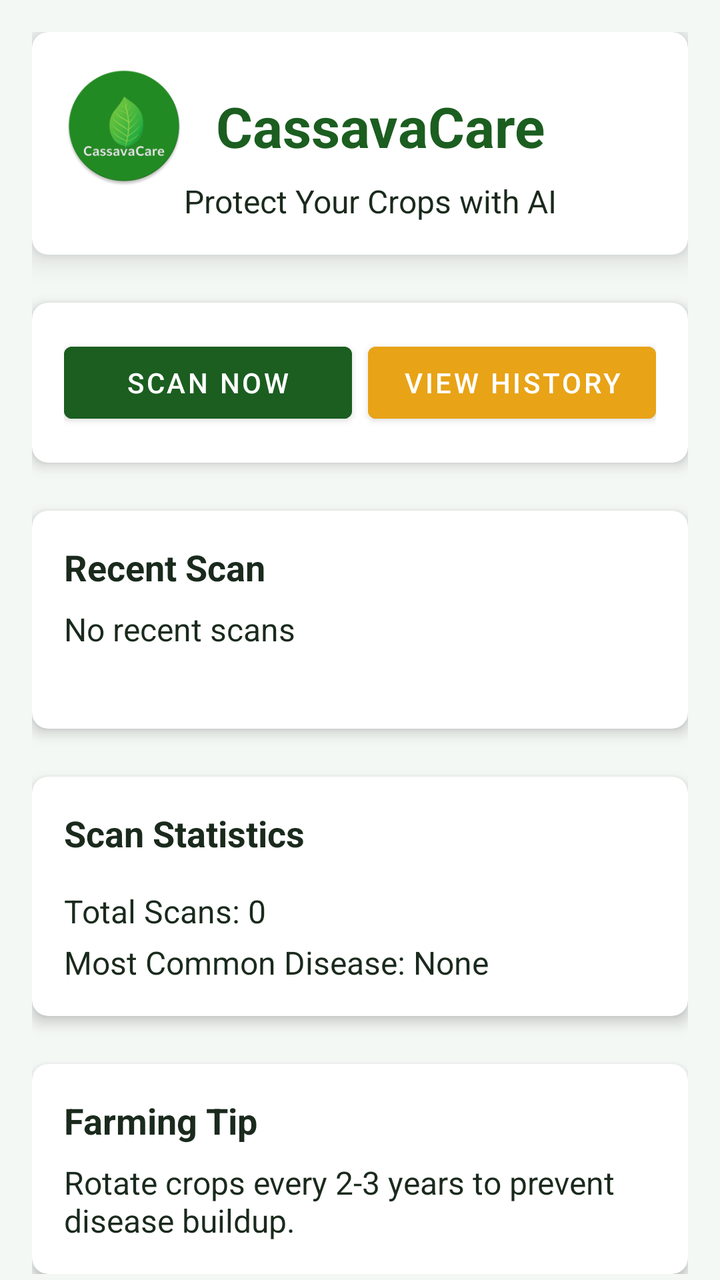
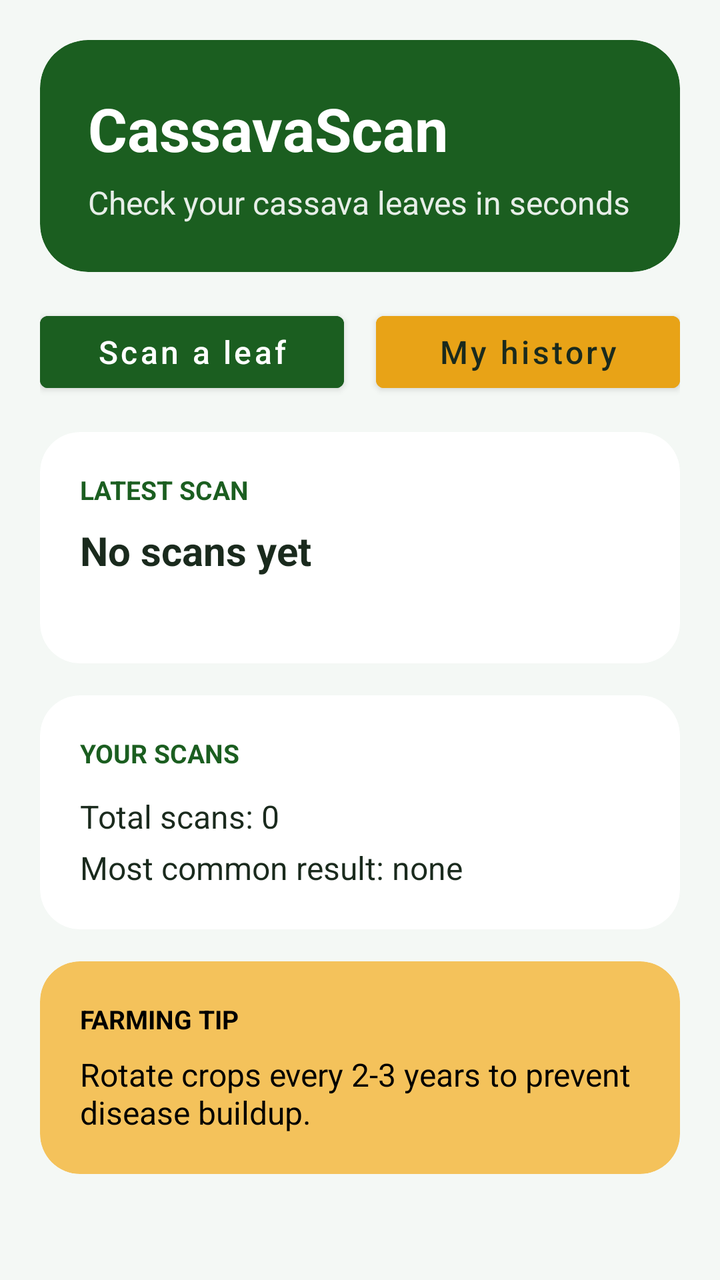

Two renders of the same Android screen: before a commit and after it. Below are the layout's source before the change and the commit's diff.
<!-- AndroidManifest.xml: application theme Theme.CassavaCare -->
<!-- res/layout/fragment_home.xml -->
<?xml version="1.0" encoding="utf-8"?>
<androidx.core.widget.NestedScrollView xmlns:android="http://schemas.android.com/apk/res/android"
    xmlns:app="http://schemas.android.com/apk/res-auto"
    android:layout_width="match_parent"
    android:layout_height="match_parent"
    android:background="?android:attr/windowBackground">

    <androidx.constraintlayout.widget.ConstraintLayout
        android:layout_width="match_parent"
        android:layout_height="wrap_content"
        android:padding="16dp">

        
        <androidx.cardview.widget.CardView
            android:id="@+id/header_card"
            android:layout_width="0dp"
            android:layout_height="wrap_content"
            app:cardCornerRadius="8dp"
            app:cardElevation="8dp"
            app:cardBackgroundColor="@color/card"
            app:layout_constraintTop_toTopOf="parent"
            app:layout_constraintLeft_toLeftOf="parent"
            app:layout_constraintRight_toRightOf="parent">

            <androidx.constraintlayout.widget.ConstraintLayout
                android:layout_width="match_parent"
                android:layout_height="wrap_content"
                android:padding="16dp">

                <ImageView
                    android:id="@+id/iv_logo"
                    android:layout_width="60dp"
                    android:layout_height="60dp"
                    android:src="@drawable/ic_logo"
                    android:contentDescription="CassavaCare Logo"
                    android:layout_marginTop="1dp"
                    app:layout_constraintTop_toTopOf="parent"
                    app:layout_constraintStart_toStartOf="parent" />

                <TextView
                    android:id="@+id/tv_header_title"
                    android:layout_width="0dp"
                    android:layout_height="wrap_content"
                    android:text="CassavaCare"
                    android:textSize="28sp"
                    android:textStyle="bold"
                    android:textColor="?attr/colorPrimary"
                    app:layout_constraintTop_toTopOf="@id/iv_logo"
                    app:layout_constraintBottom_toBottomOf="@id/iv_logo"
                    app:layout_constraintStart_toEndOf="@id/iv_logo"
                    app:layout_constraintEnd_toEndOf="parent"
                    android:layout_marginStart="16dp" />

                <TextView
                    android:id="@+id/tv_header_tagline"
                    android:layout_width="0dp"
                    android:layout_height="wrap_content"
                    android:text="Protect Your Crops with AI"
                    android:textSize="16sp"
                    android:textColor="@color/text_primary"
                    app:layout_constraintTop_toBottomOf="@id/tv_header_title"
                    app:layout_constraintStart_toEndOf="@id/iv_logo"
                    app:layout_constraintEnd_toEndOf="parent"
                    android:layout_marginTop="8dp" />
            </androidx.constraintlayout.widget.ConstraintLayout>
        </androidx.cardview.widget.CardView>

        
        <androidx.cardview.widget.CardView
            android:id="@+id/card_quick_actions"
            android:layout_width="0dp"
            android:layout_height="wrap_content"
            app:cardCornerRadius="8dp"
            app:cardElevation="4dp"
            app:cardBackgroundColor="@color/card"
            app:layout_constraintTop_toBottomOf="@id/header_card"
            app:layout_constraintLeft_toLeftOf="parent"
            app:layout_constraintRight_toRightOf="parent"
            android:layout_marginTop="24dp">

            <LinearLayout
                android:layout_width="match_parent"
                android:layout_height="wrap_content"
                android:orientation="horizontal"
                android:padding="16dp">

                <Button
                    android:id="@+id/btn_quick_scan"
                    android:layout_width="0dp"
                    android:layout_height="wrap_content"
                    android:layout_weight="1"
                    android:text="Scan Now"
                    android:backgroundTint="?attr/colorPrimary"
                    android:textColor="@android:color/white"
                    android:layout_marginEnd="8dp" />

                <Button
                    android:id="@+id/btn_view_history"
                    android:layout_width="0dp"
                    android:layout_height="wrap_content"
                    android:layout_weight="1"
                    android:text="View History"
                    android:backgroundTint="?attr/colorSecondary"
                    android:textColor="@android:color/white" />
            </LinearLayout>
        </androidx.cardview.widget.CardView>

        
        <androidx.cardview.widget.CardView
            android:id="@+id/card_recent_scan"
            android:layout_width="0dp"
            android:layout_height="wrap_content"
            app:cardCornerRadius="8dp"
            app:cardElevation="4dp"
            app:cardBackgroundColor="@color/card"
            app:layout_constraintTop_toBottomOf="@id/card_quick_actions"
            app:layout_constraintLeft_toLeftOf="parent"
            app:layout_constraintRight_toRightOf="parent"
            android:layout_marginTop="24dp">

            <androidx.constraintlayout.widget.ConstraintLayout
                android:layout_width="match_parent"
                android:layout_height="wrap_content"
                android:padding="16dp">

                <TextView
                    android:id="@+id/tv_recent_scan_title"
                    android:layout_width="wrap_content"
                    android:layout_height="wrap_content"
                    android:text="Recent Scan"
                    android:textSize="18sp"
                    android:textStyle="bold"
                    android:textColor="@color/text_primary"
                    app:layout_constraintTop_toTopOf="parent"
                    app:layout_constraintStart_toStartOf="parent" />

                <TextView
                    android:id="@+id/tv_recent_scan_result"
                    android:layout_width="wrap_content"
                    android:layout_height="wrap_content"
                    android:text="No recent scans"
                    android:textSize="16sp"
                    android:textColor="@color/text_primary"
                    app:layout_constraintTop_toBottomOf="@id/tv_recent_scan_title"
                    app:layout_constraintStart_toStartOf="parent"
                    android:layout_marginTop="8dp" />

                <TextView
                    android:id="@+id/tv_recent_scan_date"
                    android:layout_width="wrap_content"
                    android:layout_height="wrap_content"
                    android:text=""
                    android:textSize="14sp"
                    android:textColor="@color/text_secondary"
                    app:layout_constraintTop_toBottomOf="@id/tv_recent_scan_result"
                    app:layout_constraintStart_toStartOf="parent"
                    android:layout_marginTop="4dp" />
            </androidx.constraintlayout.widget.ConstraintLayout>
        </androidx.cardview.widget.CardView>

        
        <androidx.cardview.widget.CardView
            android:id="@+id/card_stats"
            android:layout_width="0dp"
            android:layout_height="wrap_content"
            app:cardCornerRadius="8dp"
            app:cardElevation="4dp"
            app:cardBackgroundColor="@color/card"
            app:layout_constraintTop_toBottomOf="@id/card_recent_scan"
            app:layout_constraintLeft_toLeftOf="parent"
            app:layout_constraintRight_toRightOf="parent"
            android:layout_marginTop="24dp">

            <androidx.constraintlayout.widget.ConstraintLayout
                android:layout_width="match_parent"
                android:layout_height="wrap_content"
                android:padding="16dp">

                <TextView
                    android:id="@+id/tv_stats_title"
                    android:layout_width="wrap_content"
                    android:layout_height="wrap_content"
                    android:text="Scan Statistics"
                    android:textSize="18sp"
                    android:textStyle="bold"
                    android:textColor="@color/text_primary"
                    app:layout_constraintTop_toTopOf="parent"
                    app:layout_constraintStart_toStartOf="parent" />

                <com.github.mikephil.charting.charts.BarChart
                    android:id="@+id/chart_scan_stats"
                    android:layout_width="match_parent"
                    android:layout_height="200dp"
                    app:layout_constraintTop_toBottomOf="@id/tv_stats_title"
                    app:layout_constraintStart_toStartOf="parent"
                    app:layout_constraintEnd_toEndOf="parent"
                    android:layout_marginTop="16dp"
                    android:visibility="gone"/>

                <TextView
                    android:id="@+id/tv_stats_total"
                    android:layout_width="wrap_content"
                    android:layout_height="wrap_content"
                    android:text="Total Scans: 0"
                    android:textSize="16sp"
                    android:textColor="@color/text_primary"
                    app:layout_constraintTop_toBottomOf="@id/chart_scan_stats"
                    app:layout_constraintStart_toStartOf="parent"
                    android:layout_marginTop="16dp" />

                <TextView
                    android:id="@+id/tv_stats_common_disease"
                    android:layout_width="wrap_content"
                    android:layout_height="wrap_content"
                    android:text="Most Common Disease: None"
                    android:textSize="16sp"
                    android:textColor="@color/text_primary"
                    app:layout_constraintTop_toBottomOf="@id/tv_stats_total"
                    app:layout_constraintStart_toStartOf="parent"
                    android:layout_marginTop="4dp" />
            </androidx.constraintlayout.widget.ConstraintLayout>
        </androidx.cardview.widget.CardView>

        
        <androidx.cardview.widget.CardView
            android:id="@+id/card_farming_tip"
            android:layout_width="0dp"
            android:layout_height="wrap_content"
            app:cardCornerRadius="8dp"
            app:cardElevation="4dp"
            app:cardBackgroundColor="@color/card"
            app:layout_constraintTop_toBottomOf="@id/card_stats"
            app:layout_constraintLeft_toLeftOf="parent"
            app:layout_constraintRight_toRightOf="parent"
            android:layout_marginTop="24dp">

            <androidx.constraintlayout.widget.ConstraintLayout
                android:layout_width="match_parent"
                android:layout_height="wrap_content"
                android:padding="16dp">

                <TextView
                    android:id="@+id/tv_tip_title"
                    android:layout_width="wrap_content"
                    android:layout_height="wrap_content"
                    android:text="Farming Tip"
                    android:textSize="18sp"
                    android:textStyle="bold"
                    android:textColor="@color/text_primary"
                    app:layout_constraintTop_toTopOf="parent"
                    app:layout_constraintStart_toStartOf="parent" />

                <TextView
                    android:id="@+id/tv_tip_content"
                    android:layout_width="wrap_content"
                    android:layout_height="wrap_content"
                    android:text="Rotate crops every 2-3 years to prevent disease buildup."
                    android:textSize="16sp"
                    android:textColor="@color/text_primary"
                    app:layout_constraintTop_toBottomOf="@id/tv_tip_title"
                    app:layout_constraintStart_toStartOf="parent"
                    android:layout_marginTop="8dp" />
            </androidx.constraintlayout.widget.ConstraintLayout>
        </androidx.cardview.widget.CardView>

    </androidx.constraintlayout.widget.ConstraintLayout>
</androidx.core.widget.NestedScrollView>
<!-- resources referenced by this layout -->
<resources>
  <color name="card">#FFFFFF</color>
  <color name="text_primary">#1A2A1D</color>
  <color name="text_secondary">#5B6B5E</color>
  <!-- drawable ic_logo: webp bitmap (drawable, 13880 bytes) -->
  <style name="Theme.CassavaCare" parent="Theme.MaterialComponents.DayNight.NoActionBar">
          <item name="colorPrimary">@color/primary_green</item>
          <item name="colorOnPrimary">@color/white</item>
          <item name="colorPrimaryVariant">@color/primary_green</item>
          <item name="colorSecondary">@color/secondary_brown</item>
          <item name="colorOnSecondary">@color/text_primary</item>
          <item name="colorSurface">@color/card</item>
          <item name="colorOnSurface">@color/text_primary</item>
          <item name="android:windowBackground">@color/neutral_gray</item>
          <item name="android:statusBarColor">@color/neutral_gray</item>
          <item name="android:navigationBarColor">@color/neutral_gray</item>
          <item name="android:textColorPrimary">@color/text_primary</item>
          <item name="android:textColorSecondary">@color/text_secondary</item>
          <item name="cardBackgroundColor">@color/card</item>
          <item name="android:windowLightStatusBar">true</item>
      </style>
  <color name="primary_green">#1B5E20</color>
  <color name="white">#FFFFFFFF</color>
  <color name="secondary_brown">#E8A317</color>
  <color name="neutral_gray">#F4F8F5</color>
</resources>

<!-- the commit's change to res/layout/fragment_home.xml (unified diff, before → after) -->
@@ -3,265 +3,211 @@
     xmlns:app="http://schemas.android.com/apk/res-auto"
     android:layout_width="match_parent"
     android:layout_height="match_parent"
-    android:background="?android:attr/windowBackground">
-
-    <androidx.constraintlayout.widget.ConstraintLayout
+    android:background="@color/neutral_gray"
+    android:fillViewport="true">
+
+    <LinearLayout
         android:layout_width="match_parent"
         android:layout_height="wrap_content"
-        android:padding="16dp">
-
-        
-        <androidx.cardview.widget.CardView
-            android:id="@+id/header_card"
-            android:layout_width="0dp"
-            android:layout_height="wrap_content"
-            app:cardCornerRadius="8dp"
-            app:cardElevation="8dp"
+        android:orientation="vertical"
+        android:padding="20dp">
+
+        
+        <androidx.cardview.widget.CardView
+            android:layout_width="match_parent"
+            android:layout_height="wrap_content"
+            app:cardBackgroundColor="@color/primary_green"
+            app:cardCornerRadius="24dp"
+            app:cardElevation="0dp">
+
+            <LinearLayout
+                android:layout_width="match_parent"
+                android:layout_height="wrap_content"
+                android:orientation="vertical"
+                android:padding="24dp">
+
+                <TextView
+                    android:layout_width="wrap_content"
+                    android:layout_height="wrap_content"
+                    android:text="CassavaScan"
+                    android:textColor="@color/white"
+                    android:textSize="30sp"
+                    android:textStyle="bold" />
+
+                <TextView
+                    android:layout_width="wrap_content"
+                    android:layout_height="wrap_content"
+                    android:layout_marginTop="6dp"
+                    android:alpha="0.9"
+                    android:text="Check your cassava leaves in seconds"
+                    android:textColor="@color/white"
+                    android:textSize="16sp" />
+            </LinearLayout>
+        </androidx.cardview.widget.CardView>
+
+        
+        <LinearLayout
+            android:layout_width="match_parent"
+            android:layout_height="wrap_content"
+            android:layout_marginTop="16dp"
+            android:orientation="horizontal">
+
+            <Button
+                android:id="@+id/btn_quick_scan"
+                android:layout_width="0dp"
+                android:layout_height="wrap_content"
+                android:layout_weight="1"
+                android:layout_marginEnd="8dp"
+                android:backgroundTint="?attr/colorPrimary"
+                android:text="Scan a leaf"
+                android:textAllCaps="false"
+                android:textColor="@color/white"
+                android:textSize="16sp" />
+
+            <Button
+                android:id="@+id/btn_view_history"
+                android:layout_width="0dp"
+                android:layout_height="wrap_content"
+                android:layout_weight="1"
+                android:layout_marginStart="8dp"
+                android:backgroundTint="?attr/colorSecondary"
+                android:text="My history"
+                android:textAllCaps="false"
+                android:textColor="@color/text_primary"
+                android:textSize="16sp" />
+        </LinearLayout>
+
+        
+        <androidx.cardview.widget.CardView
+            android:layout_width="match_parent"
+            android:layout_height="wrap_content"
+            android:layout_marginTop="16dp"
             app:cardBackgroundColor="@color/card"
-            app:layout_constraintTop_toTopOf="parent"
-            app:layout_constraintLeft_toLeftOf="parent"
-            app:layout_constraintRight_toRightOf="parent">
-
-            <androidx.constraintlayout.widget.ConstraintLayout
-                android:layout_width="match_parent"
-                android:layout_height="wrap_content"
-                android:padding="16dp">
-
-                <ImageView
-                    android:id="@+id/iv_logo"
-                    android:layout_width="60dp"
-                    android:layout_height="60dp"
-                    android:src="@drawable/ic_logo"
-                    android:contentDescription="CassavaCare Logo"
-                    android:layout_marginTop="1dp"
-                    app:layout_constraintTop_toTopOf="parent"
-                    app:layout_constraintStart_toStartOf="parent" />
-
-                <TextView
-                    android:id="@+id/tv_header_title"
-                    android:layout_width="0dp"
-                    android:layout_height="wrap_content"
-                    android:text="CassavaCare"
-                    android:textSize="28sp"
+            app:cardCornerRadius="20dp"
+            app:cardElevation="0dp">
+
+            <LinearLayout
+                android:layout_width="match_parent"
+                android:layout_height="wrap_content"
+                android:orientation="vertical"
+                android:padding="20dp">
+
+                <TextView
+                    android:layout_width="wrap_content"
+                    android:layout_height="wrap_content"
+                    android:text="Latest scan"
+                    android:textColor="@color/primary_green"
+                    android:textSize="13sp"
                     android:textStyle="bold"
-                    android:textColor="?attr/colorPrimary"
-                    app:layout_constraintTop_toTopOf="@id/iv_logo"
-                    app:layout_constraintBottom_toBottomOf="@id/iv_logo"
-                    app:layout_constraintStart_toEndOf="@id/iv_logo"
-                    app:layout_constraintEnd_toEndOf="parent"
-                    android:layout_marginStart="16dp" />
-
-                <TextView
-                    android:id="@+id/tv_header_tagline"
-                    android:layout_width="0dp"
-                    android:layout_height="wrap_content"
-                    android:text="Protect Your Crops with AI"
-                    android:textSize="16sp"
+                    android:textAllCaps="true" />
+
+                <TextView
+                    android:id="@+id/tv_recent_scan_result"
+                    android:layout_width="wrap_content"
+                    android:layout_height="wrap_content"
+                    android:layout_marginTop="8dp"
+                    android:text="No scans yet"
                     android:textColor="@color/text_primary"
-                    app:layout_constraintTop_toBottomOf="@id/tv_header_title"
-                    app:layout_constraintStart_toEndOf="@id/iv_logo"
-                    app:layout_constraintEnd_toEndOf="parent"
-                    android:layout_marginTop="8dp" />
-            </androidx.constraintlayout.widget.ConstraintLayout>
-        </androidx.cardview.widget.CardView>
-
-        
-        <androidx.cardview.widget.CardView
-            android:id="@+id/card_quick_actions"
-            android:layout_width="0dp"
-            android:layout_height="wrap_content"
-            app:cardCornerRadius="8dp"
-            app:cardElevation="4dp"
+                    android:textSize="20sp"
+                    android:textStyle="bold" />
+
+                <TextView
+                    android:id="@+id/tv_recent_scan_date"
+                    android:layout_width="wrap_content"
+                    android:layout_height="wrap_content"
+                    android:layout_marginTop="4dp"
+                    android:text=""
+                    android:textColor="@color/text_secondary"
+                    android:textSize="14sp" />
+            </LinearLayout>
+        </androidx.cardview.widget.CardView>
+
+        
+        <androidx.cardview.widget.CardView
+            android:layout_width="match_parent"
+            android:layout_height="wrap_content"
+            android:layout_marginTop="16dp"
             app:cardBackgroundColor="@color/card"
-            app:layout_constraintTop_toBottomOf="@id/header_card"
-            app:layout_constraintLeft_toLeftOf="parent"
-            app:layout_constraintRight_toRightOf="parent"
-            android:layout_marginTop="24dp">
-
-            <LinearLayout
-                android:layout_width="match_parent"
-                android:layout_height="wrap_content"
-                android:orientation="horizontal"
-                android:padding="16dp">
-
-                <Button
-                    android:id="@+id/btn_quick_scan"
-                    android:layout_width="0dp"
-                    android:layout_height="wrap_content"
-                    android:layout_weight="1"
-                    android:text="Scan Now"
-                    android:backgroundTint="?attr/colorPrimary"
-                    android:textColor="@android:color/white"
-                    android:layout_marginEnd="8dp" />
-
-                <Button
-                    android:id="@+id/btn_view_history"
-                    android:layout_width="0dp"
-                    android:layout_height="wrap_content"
-                    android:layout_weight="1"
-                    android:text="View History"
-                    android:backgroundTint="?attr/colorSecondary"
-                    android:textColor="@android:color/white" />
-            </LinearLayout>
-        </androidx.cardview.widget.CardView>
-
-        
-        <androidx.cardview.widget.CardView
-            android:id="@+id/card_recent_scan"
-            android:layout_width="0dp"
-            android:layout_height="wrap_content"
-            app:cardCornerRadius="8dp"
-            app:cardElevation="4dp"
-            app:cardBackgroundColor="@color/card"
-            app:layout_constraintTop_toBottomOf="@id/card_quick_actions"
-            app:layout_constraintLeft_toLeftOf="parent"
-            app:layout_constraintRight_toRightOf="parent"
-            android:layout_marginTop="24dp">
-
-            <androidx.constraintlayout.widget.ConstraintLayout
-                android:layout_width="match_parent"
-                android:layout_height="wrap_content"
-                android:padding="16dp">
-
-                <TextView
-                    android:id="@+id/tv_recent_scan_title"
-                    android:layout_width="wrap_content"
-                    android:layout_height="wrap_content"
-                    android:text="Recent Scan"
-                    android:textSize="18sp"
+            app:cardCornerRadius="20dp"
+            app:cardElevation="0dp">
+
+            <LinearLayout
+                android:layout_width="match_parent"
+                android:layout_height="wrap_content"
+                android:orientation="vertical"
+                android:padding="20dp">
+
+                <TextView
+                    android:layout_width="wrap_content"
+                    android:layout_height="wrap_content"
+                    android:text="Your scans"
+                    android:textColor="@color/primary_green"
+                    android:textSize="13sp"
                     android:textStyle="bold"
-                    android:textColor="@color/text_primary"
-                    app:layout_constraintTop_toTopOf="parent"
-                    app:layout_constraintStart_toStartOf="parent" />
-
-                <TextView
-                    android:id="@+id/tv_recent_scan_result"
-                    android:layout_width="wrap_content"
-                    android:layout_height="wrap_content"
-                    android:text="No recent scans"
-                    android:textSize="16sp"
-                    android:textColor="@color/text_primary"
-                    app:layout_constraintTop_toBottomOf="@id/tv_recent_scan_title"
-                    app:layout_constraintStart_toStartOf="parent"
-                    android:layout_marginTop="8dp" />
-
-                <TextView
-                    android:id="@+id/tv_recent_scan_date"
-                    android:layout_width="wrap_content"
-                    android:layout_height="wrap_content"
-                    android:text=""
-                    android:textSize="14sp"
-                    android:textColor="@color/text_secondary"
-                    app:layout_constraintTop_toBottomOf="@id/tv_recent_scan_result"
-                    app:layout_constraintStart_toStartOf="parent"
-                    android:layout_marginTop="4dp" />
-            </androidx.constraintlayout.widget.ConstraintLayout>
-        </androidx.cardview.widget.CardView>
-
-        
-        <androidx.cardview.widget.CardView
-            android:id="@+id/card_stats"
-            android:layout_width="0dp"
-            android:layout_height="wrap_content"
-            app:cardCornerRadius="8dp"
-            app:cardElevation="4dp"
-            app:cardBackgroundColor="@color/card"
-            app:layout_constraintTop_toBottomOf="@id/card_recent_scan"
-            app:layout_constraintLeft_toLeftOf="parent"
-            app:layout_constraintRight_toRightOf="parent"
-            android:layout_marginTop="24dp">
-
-            <androidx.constraintlayout.widget.ConstraintLayout
-                android:layout_width="match_parent"
-                android:layout_height="wrap_content"
-                android:padding="16dp">
-
-                <TextView
-                    android:id="@+id/tv_stats_title"
-                    android:layout_width="wrap_content"
-                    android:layout_height="wrap_content"
-                    android:text="Scan Statistics"
-                    android:textSize="18sp"
-                    android:textStyle="bold"
-                    android:textColor="@color/text_primary"
-                    app:layout_constraintTop_toTopOf="parent"
-                    app:layout_constraintStart_toStartOf="parent" />
+                    android:textAllCaps="true" />
 
                 <com.github.mikephil.charting.charts.BarChart
                     android:id="@+id/chart_scan_stats"
                     android:layout_width="match_parent"
                     android:layout_height="200dp"
-                    app:layout_constraintTop_toBottomOf="@id/tv_stats_title"
-                    app:layout_constraintStart_toStartOf="parent"
-                    app:layout_constraintEnd_toEndOf="parent"
-                    android:layout_marginTop="16dp"
-                    android:visibility="gone"/>
+                    android:layout_marginTop="12dp"
+                    android:visibility="gone" />
 
                 <TextView
                     android:id="@+id/tv_stats_total"
                     android:layout_width="wrap_content"
                     android:layout_height="wrap_content"
-                    android:text="Total Scans: 0"
-                    android:textSize="16sp"
+                    android:layout_marginTop="12dp"
+                    android:text="Total scans: 0"
                     android:textColor="@color/text_primary"
-                    app:layout_constraintTop_toBottomOf="@id/chart_scan_stats"
-                    app:layout_constraintStart_toStartOf="parent"
-                    android:layout_marginTop="16dp" />
+                    android:textSize="16sp" />
 
                 <TextView
                     android:id="@+id/tv_stats_common_disease"
                     android:layout_width="wrap_content"
                     android:layout_height="wrap_content"
-                    android:text="Most Common Disease: None"
-                    android:textSize="16sp"
+                    android:layout_marginTop="4dp"
+                    android:text="Most common result: none"
                     android:textColor="@color/text_primary"
-                    app:layout_constraintTop_toBottomOf="@id/tv_stats_total"
-                    app:layout_constraintStart_toStartOf="parent"
-                    android:layout_marginTop="4dp" />
-            </androidx.constraintlayout.widget.ConstraintLayout>
-        </androidx.cardview.widget.CardView>
-
-        
-        <androidx.cardview.widget.CardView
-            android:id="@+id/card_farming_tip"
-            android:layout_width="0dp"
-            android:layout_height="wrap_content"
-            app:cardCornerRadius="8dp"
-            app:cardElevation="4dp"
-            app:cardBackgroundColor="@color/card"
-            app:layout_constraintTop_toBottomOf="@id/card_stats"
-            app:layout_constraintLeft_toLeftOf="parent"
-            app:layout_constraintRight_toRightOf="parent"
-            android:layout_marginTop="24dp">
-
-            <androidx.constraintlayout.widget.ConstraintLayout
-                android:layout_width="match_parent"
-                android:layout_height="wrap_content"
-                android:padding="16dp">
-
-                <TextView
-                    android:id="@+id/tv_tip_title"
-                    android:layout_width="wrap_content"
-                    android:layout_height="wrap_content"
-                    android:text="Farming Tip"
-                    android:textSize="18sp"
+                    android:textSize="16sp" />
+            </LinearLayout>
+        </androidx.cardview.widget.CardView>
+
+        
+        <androidx.cardview.widget.CardView
+            android:layout_width="match_parent"
+            android:layout_height="wrap_content"
+            android:layout_marginTop="16dp"
+            android:layout_marginBottom="16dp"
+            app:cardBackgroundColor="@color/secondary_amber_light"
+            app:cardCornerRadius="20dp"
+            app:cardElevation="0dp">
+
+            <LinearLayout
+                android:layout_width="match_parent"
+                android:layout_height="wrap_content"
+                android:orientation="vertical"
+                android:padding="20dp">
+
+                <TextView
+                    android:layout_width="wrap_content"
+                    android:layout_height="wrap_content"
+                    android:text="Farming tip"
+                    android:textColor="@color/black"
+                    android:textSize="13sp"
                     android:textStyle="bold"
-                    android:textColor="@color/text_primary"
-                    app:layout_constraintTop_toTopOf="parent"
-                    app:layout_constraintStart_toStartOf="parent" />
+                    android:textAllCaps="true" />
 
                 <TextView
                     android:id="@+id/tv_tip_content"
                     android:layout_width="wrap_content"
                     android:layout_height="wrap_content"
+                    android:layout_marginTop="8dp"
                     android:text="Rotate crops every 2-3 years to prevent disease buildup."
-                    android:textSize="16sp"
-                    android:textColor="@color/text_primary"
-                    app:layout_constraintTop_toBottomOf="@id/tv_tip_title"
-                    app:layout_constraintStart_toStartOf="parent"
-                    android:layout_marginTop="8dp" />
-            </androidx.constraintlayout.widget.ConstraintLayout>
-        </androidx.cardview.widget.CardView>
-
-    </androidx.constraintlayout.widget.ConstraintLayout>
+                    android:textColor="@color/black"
+                    android:textSize="16sp" />
+            </LinearLayout>
+        </androidx.cardview.widget.CardView>
+
+    </LinearLayout>
 </androidx.core.widget.NestedScrollView>
<!-- resource entries referenced after the edit -->
@@ -1,9 +1,9 @@
 <!-- resources referenced by this layout -->
 <resources>
+  <color name="black">#FF000000</color>
   <color name="card">#FFFFFF</color>
   <color name="text_primary">#1A2A1D</color>
   <color name="text_secondary">#5B6B5E</color>
-  <!-- drawable ic_logo: webp bitmap (drawable, 13880 bytes) -->
   <style name="Theme.CassavaCare" parent="Theme.MaterialComponents.DayNight.NoActionBar">
           <item name="colorPrimary">@color/primary_green</item>
           <item name="colorOnPrimary">@color/white</item>
@@ -21,6 +21,7 @@
           <item name="android:windowLightStatusBar">true</item>
       </style>
   <color name="primary_green">#1B5E20</color>
+  <color name="secondary_amber_light">#F4C25B</color>
   <color name="white">#FFFFFFFF</color>
   <color name="secondary_brown">#E8A317</color>
   <color name="neutral_gray">#F4F8F5</color>
